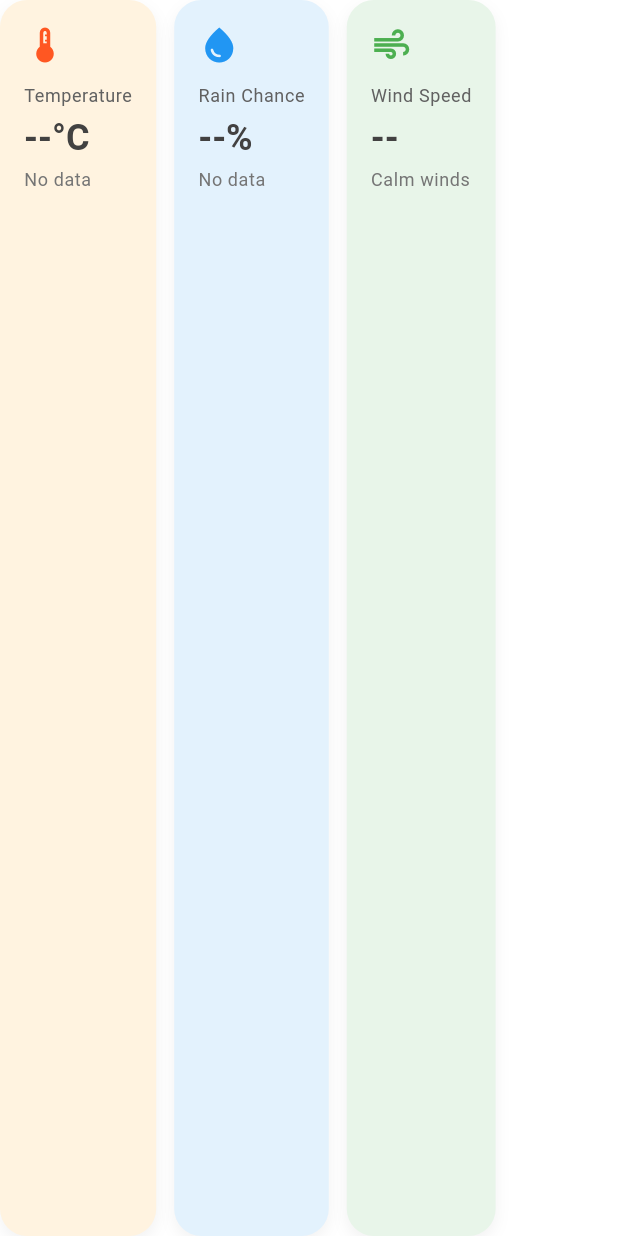
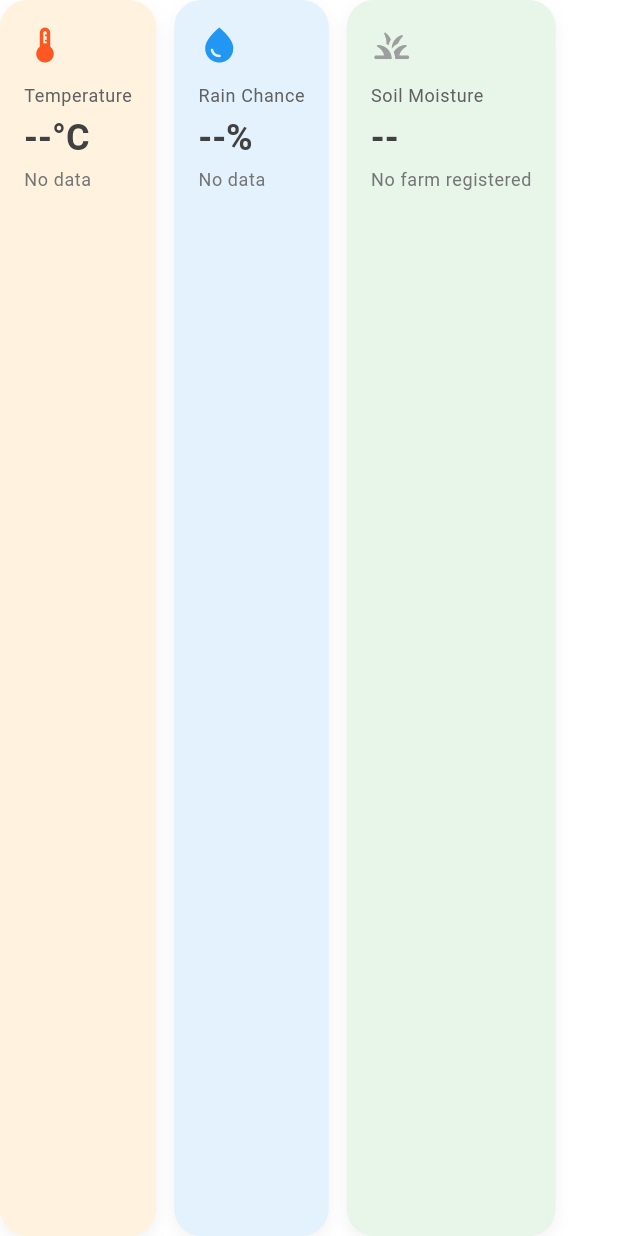
Before and after one commit to ylla14/bukidbayan_app, a Flutter app: the SummaryCardsSection widget shown alone on an empty page, opened directly, on a phone screen of 412 x 824 dp. Run offline on Flutter 3.47's test engine with Material 3 defaults, Android fonts, the phone set to English and light mode, and no system bars; our stand-ins replace carousel_slider, cloud_firestore, equatable, firebase_auth, firebase_core, flutter_bloc and 9 more; accounts and stored records are empty; network calls fail.

Commit message:
changed wind speed to soil moisture

```diff
--- a/lib/components/dashboard/summary_cards_section.dart
+++ b/lib/components/dashboard/summary_cards_section.dart
@@ -1,6 +1,9 @@
+import 'package:bukidbayan_app/services/agromonitoring_service.dart';
+import 'package:bukidbayan_app/services/auth_services.dart' show AuthService;
 import 'package:flutter/material.dart';
 import 'package:bukidbayan_app/services/weather_service.dart';
 import 'package:bukidbayan_app/widgets/dashboard_summary_card.dart';
+import 'package:firebase_auth/firebase_auth.dart';
 
 class SummaryCardsSection extends StatefulWidget {
   const SummaryCardsSection({super.key});
@@ -11,21 +14,43 @@ class SummaryCardsSection extends StatefulWidget {
 
 class _SummaryCardsSectionState extends State<SummaryCardsSection> {
   WeatherDay? _today;
+  SoilData? _soil;
   bool _loading = true;
 
   @override
   void initState() {
     super.initState();
-    _loadWeather();
+    _loadData();
   }
 
-  Future<void> _loadWeather() async {
+  Future<SoilData?> _fetchSoil() async {
     try {
-      final forecast = await WeatherService().getOrFetchForecast();
+      final uid = FirebaseAuth.instance.currentUser?.uid;
+      if (uid == null) return null;
+      final userData = await AuthService().getUserData(uid);
+      final polygonId = userData?['farmPolygonId'] as String?;
+      if (polygonId == null) return null;
+      return await AgromonitoringService().fetchSoil(polygonId);
+    } catch (_) {
+      return null;
+    }
+  }
+
+  Future<void> _loadData() async {
+    try {
+      final results = await Future.wait<dynamic>([
+        WeatherService().getOrFetchForecast(),
+        _fetchSoil(),
+      ]);
+
+      final forecast = results[0] as List<WeatherDay>;
+      final soil = results[1] as SoilData?;
+
       if (forecast.isEmpty) {
-        if (mounted) setState(() => _loading = false);
+        if (mounted) setState(() { _soil = soil; _loading = false; });
         return;
       }
+
       final now = DateTime.now();
       final today = forecast.firstWhere(
         (d) =>
@@ -34,10 +59,17 @@ class _SummaryCardsSectionState extends State<SummaryCardsSection> {
             d.date.day == now.day,
         orElse: () => forecast[0],
       );
-      if (mounted) setState(() { _today = today; _loading = false; });
+
+      if (mounted) setState(() { _today = today; _soil = soil; _loading = false; });
     } catch (_) {
       if (mounted) setState(() => _loading = false);
     }
+  }
+
+  String _moistureLabel(double pct) {
+    if (pct < 20) return 'Dry soil';
+    if (pct <= 40) return 'Good moisture';
+    return 'Muddy / Wet';
   }
 
   @override
@@ -51,13 +83,15 @@ class _SummaryCardsSectionState extends State<SummaryCardsSection> {
 
     final tempValue  = _today != null ? '${_today!.tempMaxC.round()}°C' : '--°C';
     final rainValue  = _today != null ? '${_today!.precipitationProbabilityMax.round()}%' : '--%';
-    final windValue  = _today != null ? '${_today!.windSpeedMaxKmh.round()} km/h' : '--';
-    final isBad      = _today?.isBadWeather ?? false;
     final tempLabel  = _today != null
         ? (_today!.tempMaxC >= 35 ? 'Feels very hot' : _today!.tempMaxC >= 30 ? 'Feels hot' : 'Comfortable')
         : 'No data';
     final rainLabel  = _today?.description ?? 'No data';
-    final windLabel  = isBad ? 'Strong winds warning' : 'Calm winds';
+
+    final hasSoil       = _soil != null;
+    final moistureValue = hasSoil ? '${_soil!.moisturePct.round()}%' : '--';
+    final moistureLabel = hasSoil ? _moistureLabel(_soil!.moisturePct) : 'No farm registered';
+    final isMuddy       = hasSoil && _soil!.isMuddy;
 
     return SingleChildScrollView(
       scrollDirection: Axis.horizontal,
@@ -82,12 +116,12 @@ class _SummaryCardsSectionState extends State<SummaryCardsSection> {
           ),
           const SizedBox(width: 12),
           DashboardSummaryCard(
-            icon: isBad ? Icons.warning_amber_rounded : Icons.air,
-            title: 'Wind Speed',
-            value: windValue,
-            subtitle: windLabel,
-            backgroundColor: isBad ? const Color(0xFFFFEBEE) : const Color(0xFFE8F5E9),
-            iconColor: isBad ? Colors.red : Colors.green,
+            icon: isMuddy ? Icons.warning_amber_rounded : Icons.grass_rounded,
+            title: 'Soil Moisture',
+            value: moistureValue,
+            subtitle: moistureLabel,
+            backgroundColor: isMuddy ? const Color(0xFFFFEBEE) : const Color(0xFFE8F5E9),
+            iconColor: isMuddy ? Colors.red : (hasSoil ? Colors.green : Colors.grey),
           ),
         ],
       ),
```
